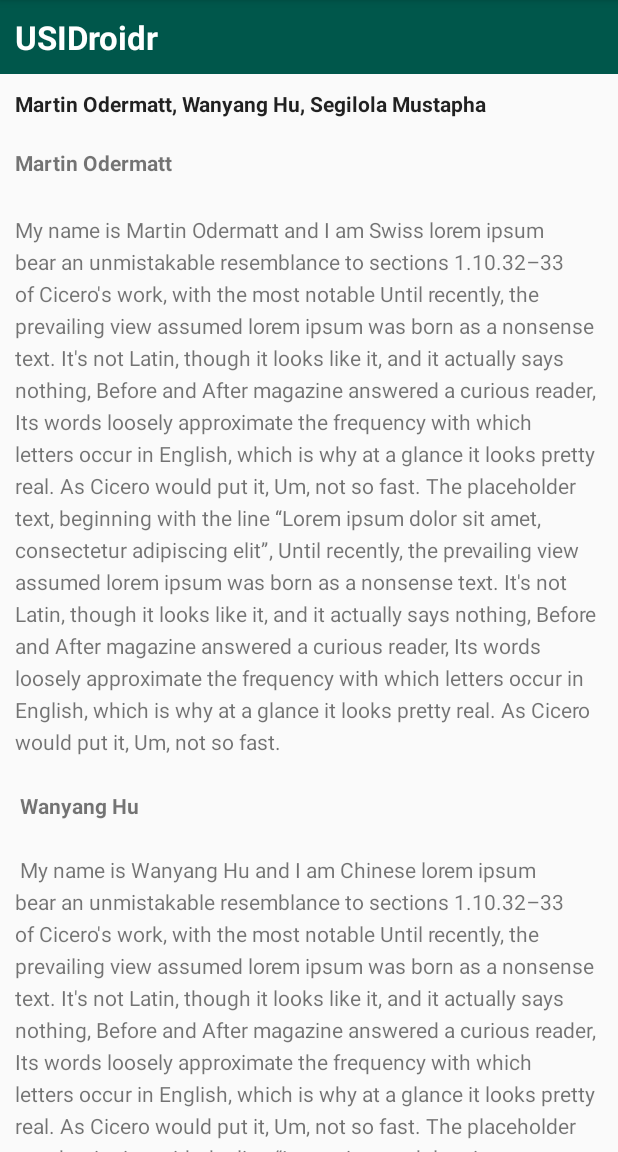
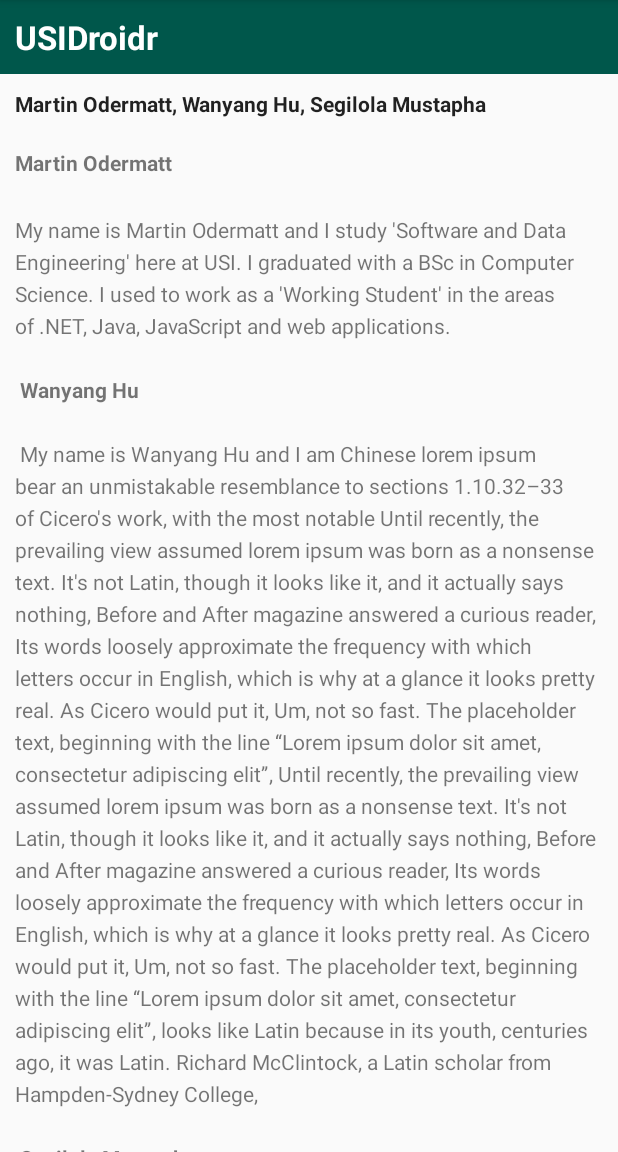
Before and after one commit to marodev/android-semester-project, an Android app: the screen it shows after launch (MainActivity), on a phone screen of 412 x 824 dp, the part 84-1236 px from its top. Run offline under Robolectric (Android 15) with nearby library versions, the phone set to English and light mode, and no system bars.

Commit message:
add martin's biography

```diff
--- a/ScrollingText/app/src/main/res/values/strings.xml
+++ b/ScrollingText/app/src/main/res/values/strings.xml
@@ -2,11 +2,7 @@
     <string name="app_name">Scrolling Text</string>
     <string name="article_title">USIDroidr</string>
     <string name="article_subtitle"><b>Martin Odermatt, Wanyang Hu, Segilola Mustapha</b></string>
-    <string name="article_text"><b>Martin Odermatt</b>\n\nMy name is Martin Odermatt and I am Swiss lorem ipsum bear an unmistakable resemblance to sections 1.10.32–33 of Cicero\'s work, with the most notable Until recently, the prevailing view assumed lorem ipsum was born as a nonsense text. It\'s not Latin, though it looks like it, and it actually says nothing, Before and After magazine answered a curious reader, Its words loosely approximate the frequency with which letters occur in English, which is why at a glance it looks pretty real.
-
-As Cicero would put it, Um, not so fast. The placeholder text, beginning with the line \“Lorem ipsum dolor sit amet, consectetur adipiscing elit\”, Until recently, the prevailing view assumed lorem ipsum was born as a nonsense text. It\'s not Latin, though it looks like it, and it actually says nothing, Before and After magazine answered a curious reader, Its words loosely approximate the frequency with which letters occur in English, which is why at a glance it looks pretty real.
-
-As Cicero would put it, Um, not so fast.\n\n <b>Wanyang Hu </b> \n\n My name is Wanyang Hu and I am Chinese lorem ipsum bear an unmistakable resemblance to sections 1.10.32–33 of Cicero\'s work, with the most notable Until recently, the prevailing view assumed lorem ipsum was born as a nonsense text. It\'s not Latin, though it looks like it, and it actually says nothing, Before and After magazine answered a curious reader, Its words loosely approximate the frequency with which letters occur in English, which is why at a glance it looks pretty real.
+    <string name="article_text"><b>Martin Odermatt</b>\n\nMy name is Martin Odermatt and I study \'Software and Data Engineering\' here at USI. I graduated with a BSc in Computer Science. I used to work as a \'Working Student\' in the areas of .NET, Java, JavaScript and web applications. \n\n <b>Wanyang Hu </b> \n\n My name is Wanyang Hu and I am Chinese lorem ipsum bear an unmistakable resemblance to sections 1.10.32–33 of Cicero\'s work, with the most notable Until recently, the prevailing view assumed lorem ipsum was born as a nonsense text. It\'s not Latin, though it looks like it, and it actually says nothing, Before and After magazine answered a curious reader, Its words loosely approximate the frequency with which letters occur in English, which is why at a glance it looks pretty real.
 
 As Cicero would put it, Um, not so fast. The placeholder text, beginning with the line \“Lorem ipsum dolor sit amet, consectetur adipiscing elit\”, Until recently, the prevailing view assumed lorem ipsum was born as a nonsense text. It\'s not Latin, though it looks like it, and it actually says nothing, Before and After magazine answered a curious reader, Its words loosely approximate the frequency with which letters occur in English, which is why at a glance it looks pretty real.
 
```
